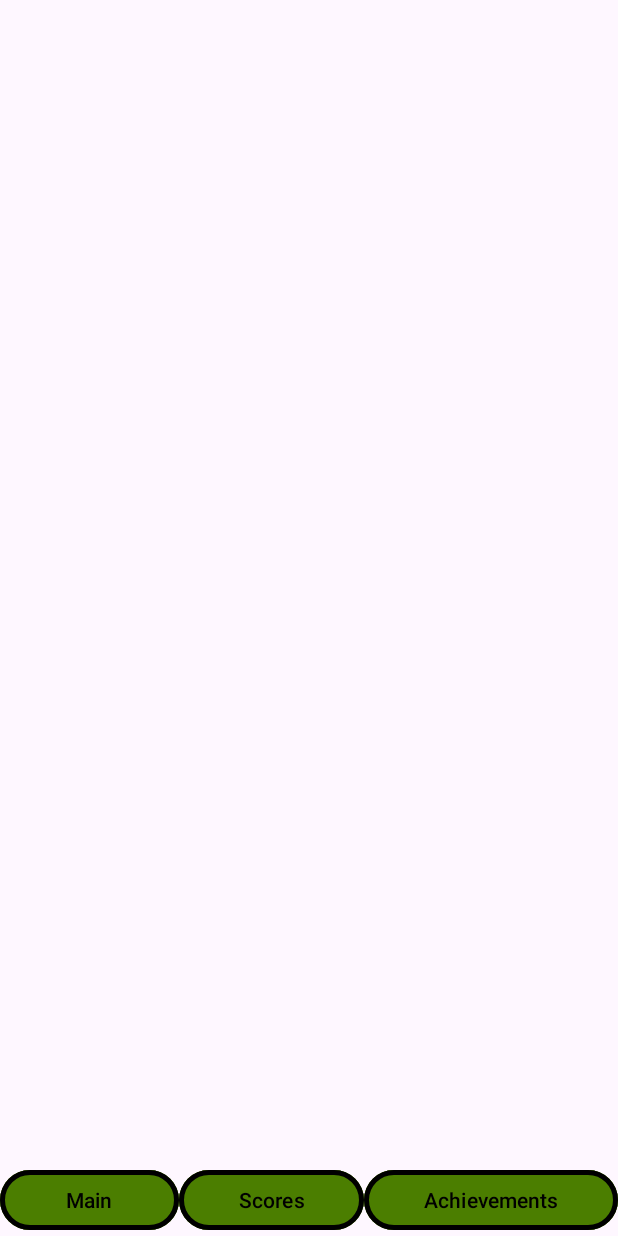
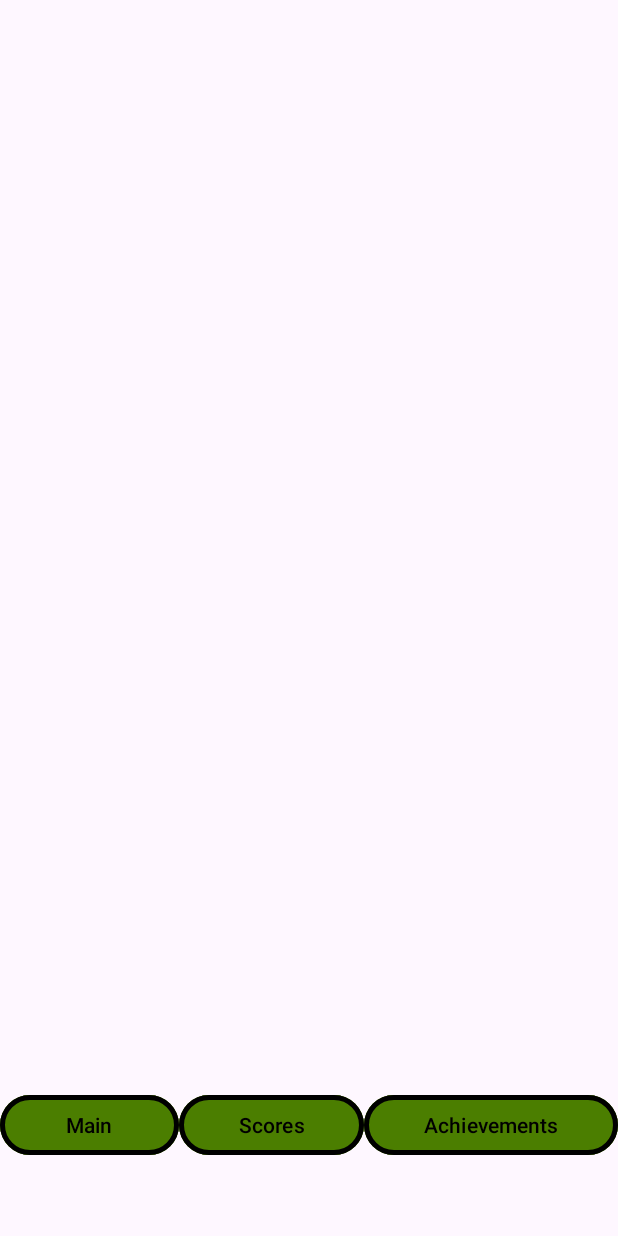
Before and after one commit to LeonBuijs/Mobiele-Beleving, an Android app: the screen it shows after launch (MainActivity), on a phone screen of 412 x 824 dp. Run offline under Robolectric (Android 15) with nearby library versions, the light colour scheme and no system bars.

Commit message:
Buttons margin

```diff
--- a/AndroidApp/app/src/main/res/layout/achievements.xml
+++ b/AndroidApp/app/src/main/res/layout/achievements.xml
@@ -9,9 +9,10 @@
     <LinearLayout
         android:layout_width="match_parent"
         android:layout_height="wrap_content"
+        android:layout_marginBottom="50dp"
         app:layout_constraintBottom_toBottomOf="parent"
         app:layout_constraintEnd_toEndOf="parent"
-        app:layout_constraintStart_toStartOf="parent" >
+        app:layout_constraintStart_toStartOf="parent">
 
         <Button
             android:id="@+id/button4"
--- a/AndroidApp/app/src/main/res/layout/activity_main.xml
+++ b/AndroidApp/app/src/main/res/layout/activity_main.xml
@@ -10,9 +10,10 @@
     <LinearLayout
         android:layout_width="match_parent"
         android:layout_height="wrap_content"
+        android:layout_marginBottom="50dp"
         app:layout_constraintBottom_toBottomOf="parent"
         app:layout_constraintEnd_toEndOf="parent"
-        app:layout_constraintStart_toStartOf="parent" >
+        app:layout_constraintStart_toStartOf="parent">
 
         <Button
             android:id="@+id/button4"
--- a/AndroidApp/app/src/main/res/layout/scoreview.xml
+++ b/AndroidApp/app/src/main/res/layout/scoreview.xml
@@ -9,9 +9,10 @@
     <LinearLayout
         android:layout_width="match_parent"
         android:layout_height="wrap_content"
+        android:layout_marginBottom="50dp"
         app:layout_constraintBottom_toBottomOf="parent"
         app:layout_constraintEnd_toEndOf="parent"
-        app:layout_constraintStart_toStartOf="parent" >
+        app:layout_constraintStart_toStartOf="parent">
 
         <Button
             android:id="@+id/button4"
```
